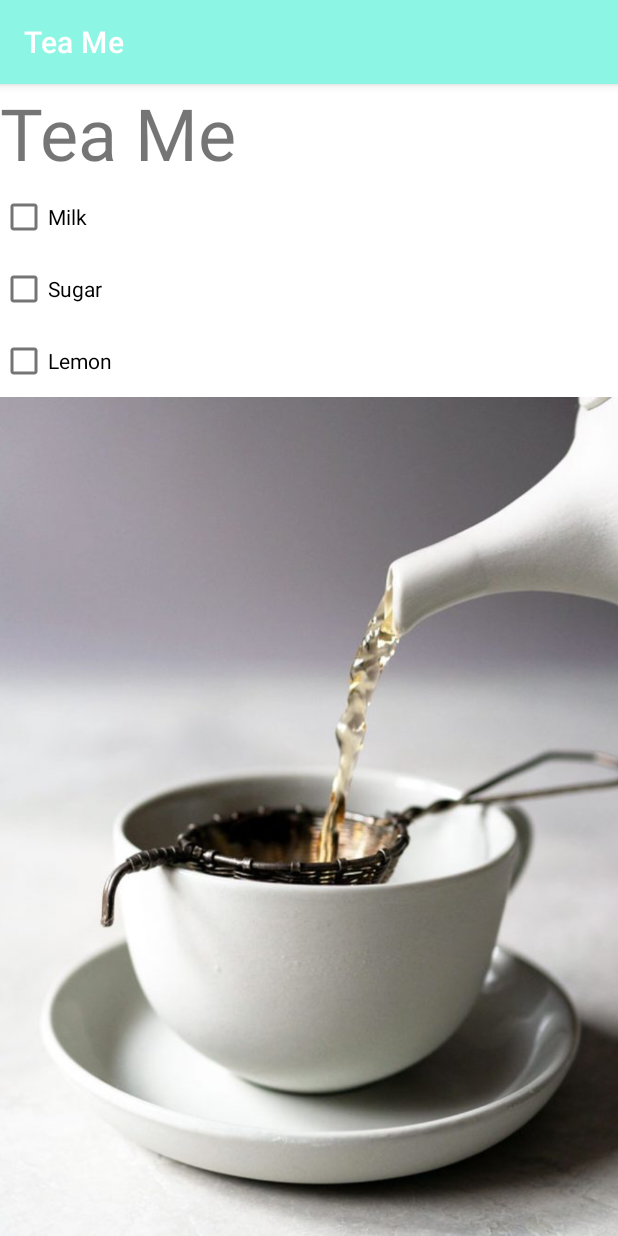
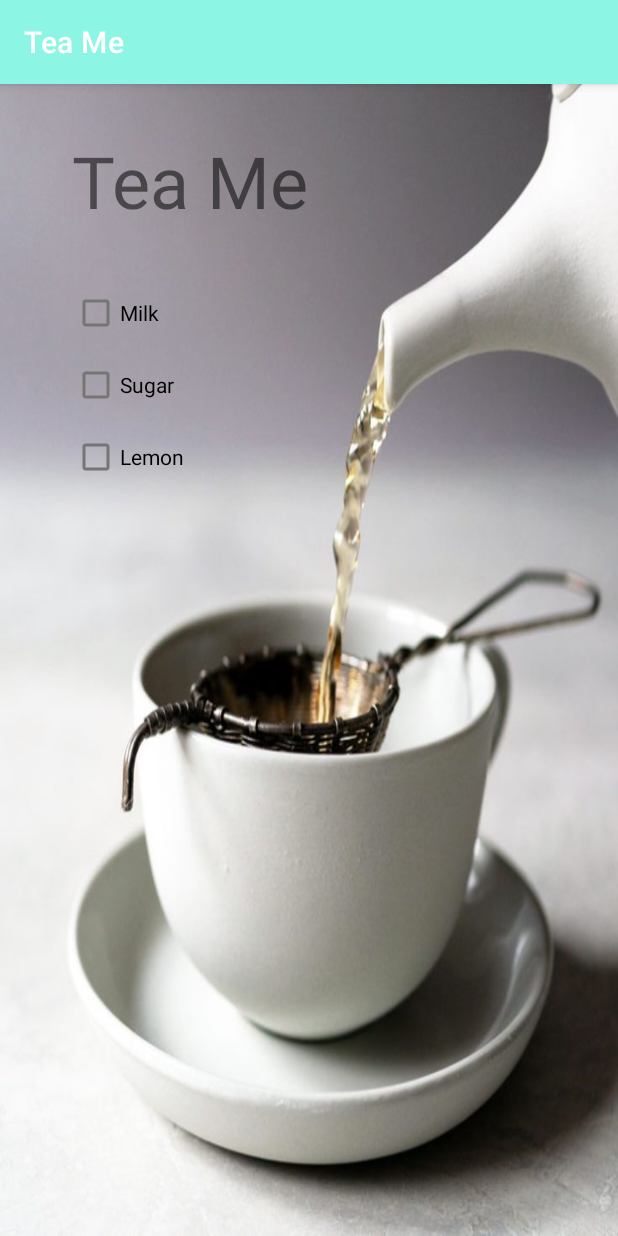
Before and after one commit to MobileApps-Cascadia/EX2-TeaMe, an Android app: the screen it shows after launch (MainActivity), on a phone screen of 412 x 824 dp. Run offline under Robolectric (Android 15) with nearby library versions, the phone set to English and light mode, and no system bars.

Commit message:
Completes TODO: add constraints

```diff
--- a/app/src/main/res/layout/activity_main.xml
+++ b/app/src/main/res/layout/activity_main.xml
@@ -1,7 +1,8 @@
 <?xml version="1.0" encoding="utf-8"?>
 <!-- TODO : Change the Linear Layout to ConstraintLayout -->
-<LinearLayout xmlns:android="http://schemas.android.com/apk/res/android"
+<androidx.constraintlayout.widget.ConstraintLayout xmlns:android="http://schemas.android.com/apk/res/android"
     xmlns:tools="http://schemas.android.com/tools"
+    xmlns:app="http://schemas.android.com/apk/res-auto"
     android:layout_width="match_parent"
     android:layout_height="match_parent"
     android:orientation="vertical"
@@ -16,32 +17,48 @@
         android:layout_height="wrap_content"
         android:text="Tea Me"
         android:textSize="48dp"
-        />
+        android:layout_marginStart="48dp"
+        android:layout_marginTop="32dp"
+        android:elevation="5dp"
+        app:layout_constraintStart_toStartOf="parent"
+        app:layout_constraintTop_toTopOf="parent" />
 
     <CheckBox
         android:id="@+id/milkBox"
         android:layout_width="wrap_content"
         android:layout_height="wrap_content"
-        android:text="Milk" />
+        android:text="Milk"
+        android:layout_marginTop="32dp"
+        android:elevation="5dp"
+        app:layout_constraintStart_toStartOf="@id/headingText"
+        app:layout_constraintTop_toBottomOf="@id/headingText" />
 
     <CheckBox
         android:id="@+id/sugarBox"
         android:layout_width="wrap_content"
         android:layout_height="wrap_content"
-        android:text="Sugar" />
+        android:text="Sugar"
+        android:elevation="5dp"
+        app:layout_constraintStart_toStartOf="@id/headingText"
+        app:layout_constraintTop_toBottomOf="@id/milkBox" />
 
     <CheckBox
         android:id="@+id/lemonBox"
         android:layout_width="wrap_content"
         android:layout_height="wrap_content"
-        android:text="Lemon" />
+        android:text="Lemon"
+        android:elevation="5dp"
+        app:layout_constraintStart_toStartOf="@id/headingText"
+        app:layout_constraintTop_toBottomOf="@id/sugarBox" />
 
     <ImageView
         android:id="@+id/teaImage"
         android:layout_width="wrap_content"
         android:layout_height="wrap_content"
+        android:background="@drawable/tea"
         android:scaleType="centerCrop"
-        android:src="@drawable/tea" />
+        app:layout_constraintStart_toStartOf="parent"
+        app:layout_constraintTop_toTopOf="parent" />
 
 
-</LinearLayout>
+</androidx.constraintlayout.widget.ConstraintLayout>
```
